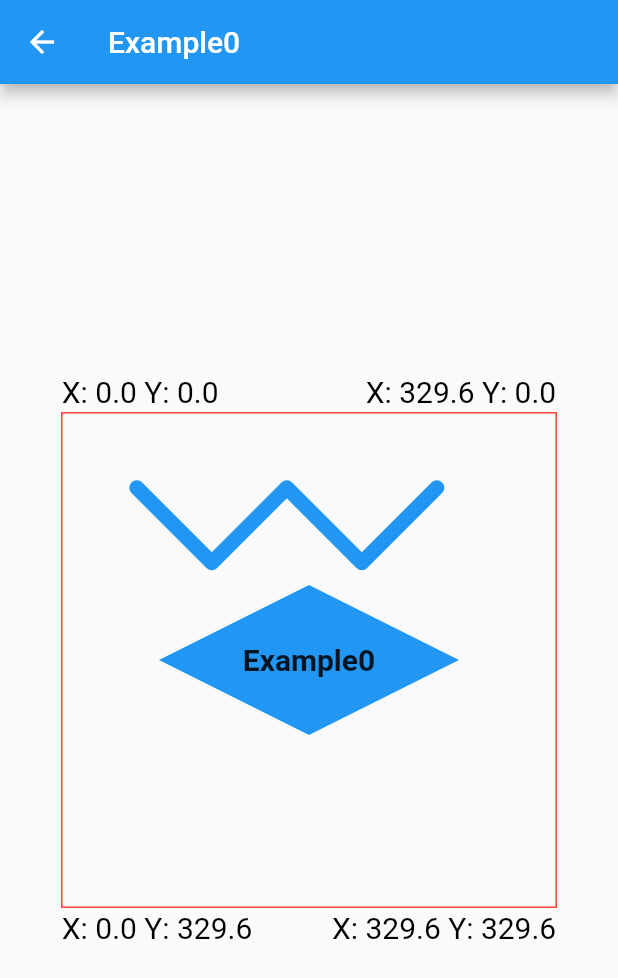
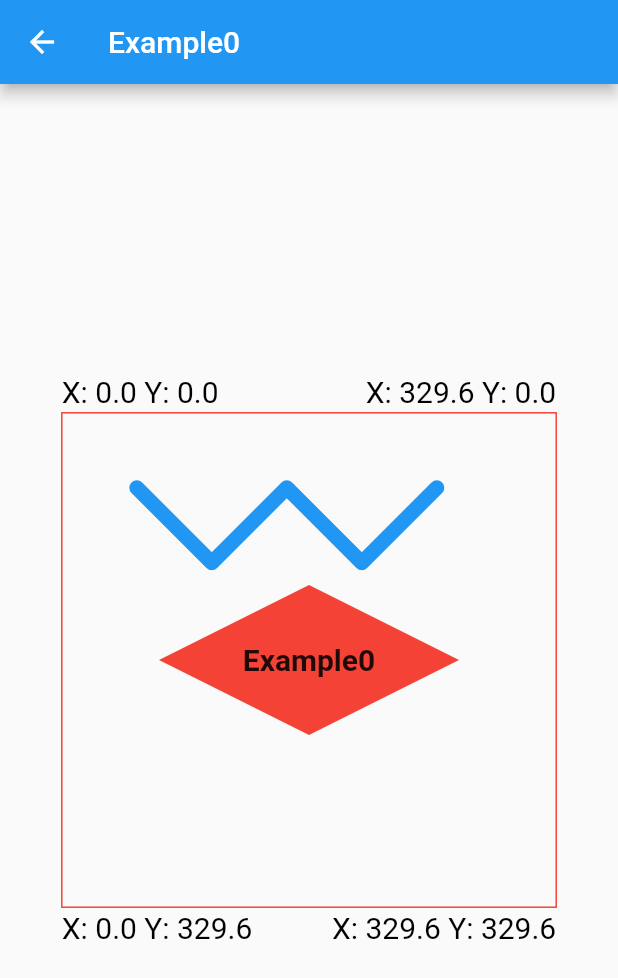
Before and after one commit to alvarobcprado/flutter_custom_painter, a Flutter app: the Example0 screen opened by its route, on a phone screen of 412 x 824 dp. Shown: the top 978 px of the screen. Run offline on Flutter 3.47's test engine with Material 2 defaults, Android fonts, the phone set to English and light mode, and no system bars.

Commit message:
feat: update example0

```diff
--- a/lib/app/example0.dart
+++ b/lib/app/example0.dart
@@ -50,7 +50,7 @@ class Example0Painter extends CustomPainter {
     ..strokeWidth = 10;
 
   final fillPainter = Paint()
-    ..color = Colors.blue
+    ..color = Colors.red
     ..style = PaintingStyle.fill;
 
   final linePath = Path()
```
